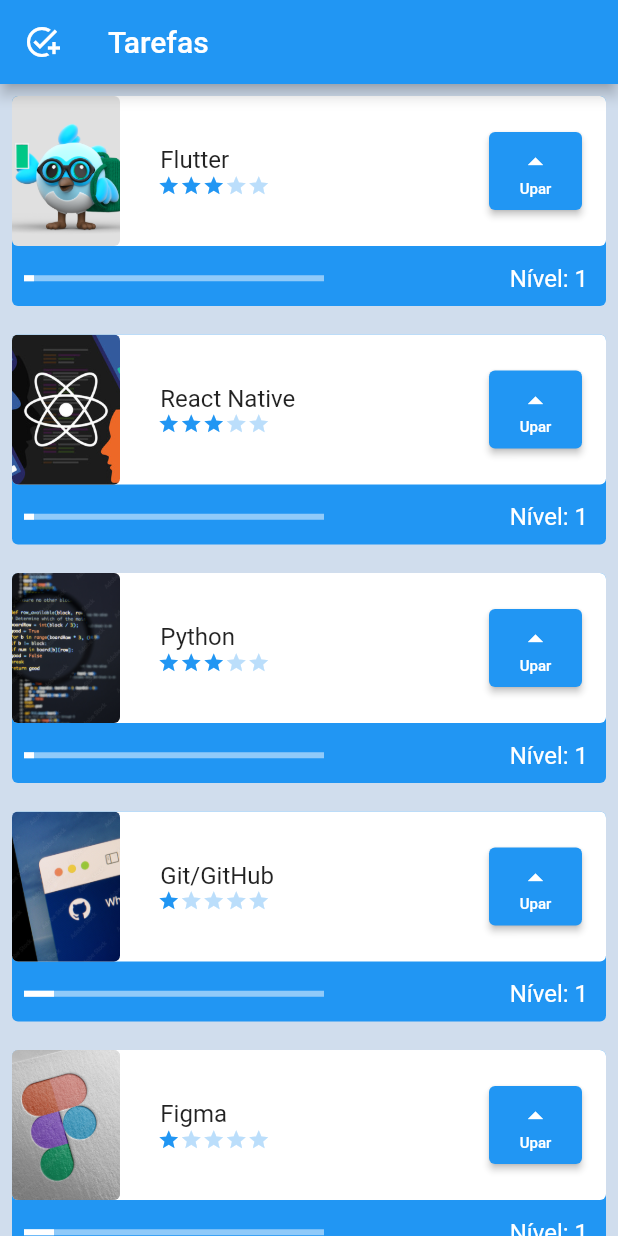
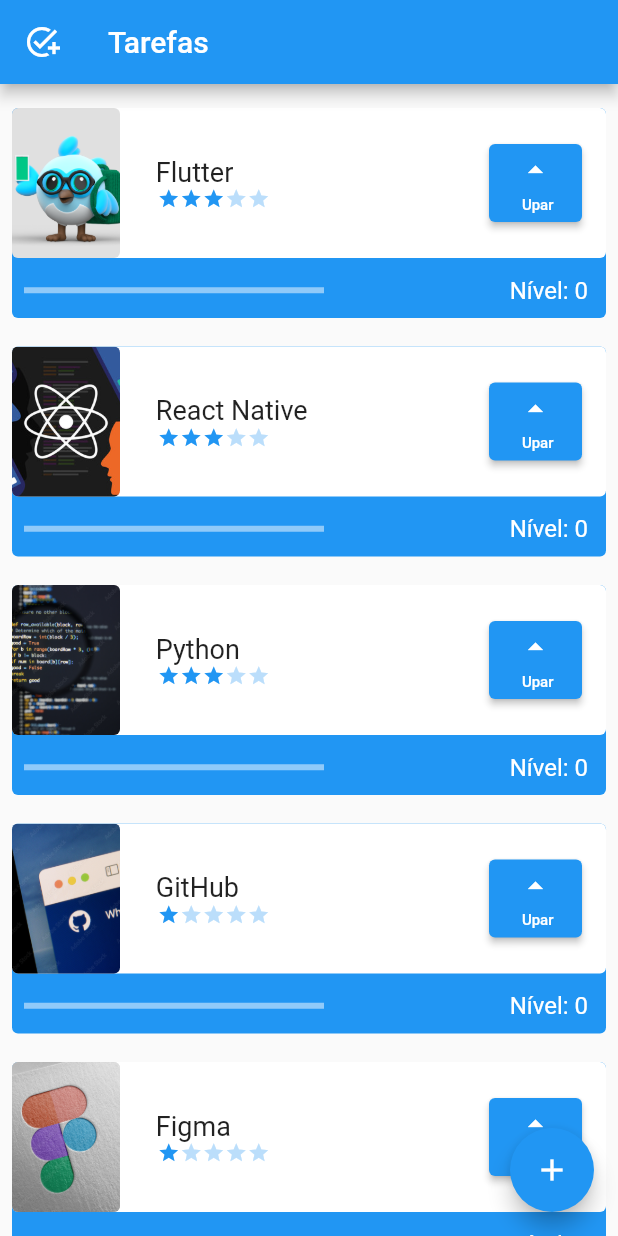
Before and after one commit to isabellapolicema/gerenciador_de_tarefas, a Flutter app: the screen it shows after launch, on a phone screen of 412 x 824 dp. Run offline on Flutter 3.47's test engine with Material 2 defaults, Android fonts, the phone set to English and light mode, and no system bars.

```diff
--- a/lib/components/difficulty.dart
+++ b/lib/components/difficulty.dart
@@ -12,7 +12,7 @@ class Difficulty extends StatelessWidget {
   Widget build(BuildContext context) {
     return Row(
       children: [
-        SizedBox(width: 10,),
+        const SizedBox(width: 10,),
         Icon(
           Icons.star,
           size: 15,
--- a/lib/components/task.dart
+++ b/lib/components/task.dart
@@ -6,26 +6,31 @@ class Tasks extends StatefulWidget {
   final String photo;
   final int difficulty;
 
-
-
-  const Tasks(this.name, this.photo, this.difficulty, {Key? key})
+  Tasks(this.name, this.photo, this.difficulty, {Key? key})
       : super(key: key);
-
+  int level = 0;
 //
   @override
   State<Tasks> createState() => _TasksState();
 }
 
 class _TasksState extends State<Tasks> {
-  int level = 1;
+
   int dificCounter = 0;
 
-  void levelUp(){
-    setState((){
-      level++;
-      if(((level/widget.difficulty)/10)>=1){
+  bool assetOrNetwork() {
+    if (widget.photo.contains('http')) {
+      return false;
+    }
+    return true;
+  }
+
+  void levelUp() {
+    setState(() {
+      widget.level++;
+      if (((widget.level / widget.difficulty) / 10) >= 1) {
         dificCounter++;
-        level = 0;
+        widget.level = 0;
       }
     });
   }
@@ -41,7 +46,6 @@ class _TasksState extends State<Tasks> {
       return Colors.blue;
     }
   }
-
 
   @override
   Widget build(BuildContext context) {
@@ -67,23 +71,30 @@ class _TasksState extends State<Tasks> {
                 height: 100,
                 child: Row(
                   mainAxisAlignment: MainAxisAlignment.spaceBetween,
-                  crossAxisAlignment: CrossAxisAlignment.center,
+                  // crossAxisAlignment: CrossAxisAlignment.center,
                   children: [
                     Container(
                       decoration: BoxDecoration(
                         borderRadius: BorderRadius.circular(4),
                         color: Colors.black12,
                       ),
-                      // width: 72,
-                      // height: 100,
+                       width: 72,
+                       height: 100,
                       child: ClipRRect(
                         borderRadius: BorderRadius.circular(4),
-                        child: Image.asset(
-                          widget.photo,
-                          height: 100,
-                          width: 72,
-                          fit: BoxFit.cover,
-                        ),
+                        child: assetOrNetwork()
+                            ? Image.asset(
+                                widget.photo,
+                                // height: 100,
+                                // width: 72,
+                                fit: BoxFit.cover,
+                              )
+                            : Image.network(
+                                widget.photo,
+                                // height: 100,
+                                // width: 72,
+                                fit: BoxFit.cover,
+                              ),
                       ),
                     ),
                     Column(
@@ -92,13 +103,14 @@ class _TasksState extends State<Tasks> {
                       children: [
                         SizedBox(
                           width: 200,
-                          child: Text(
-                            widget.name,
+                          child: Text('  ${widget.name}',
                             style: const TextStyle(
-                                fontSize: 16, overflow: TextOverflow.ellipsis),
+                                fontSize: 18, overflow: TextOverflow.ellipsis),
                           ),
                         ),
-                        Difficulty(difficultyLevel: widget.difficulty,),
+                        Difficulty(
+                          difficultyLevel: widget.difficulty,
+                        ),
                       ],
                     ),
                     Padding(
@@ -107,10 +119,14 @@ class _TasksState extends State<Tasks> {
                         height: 52,
                         width: 62,
                         child: ElevatedButton(
-                          onPressed: levelUp,
+                          onPressed: (){
+                            setState((){
+                              widget.level++;
+                            });
+                          },
                           child: Column(
-                            mainAxisAlignment: MainAxisAlignment.center,
-                            crossAxisAlignment: CrossAxisAlignment.center,
+                            mainAxisAlignment: MainAxisAlignment.spaceEvenly,
+                            crossAxisAlignment: CrossAxisAlignment.end,
                             children: const [
                               Icon(Icons.arrow_drop_up),
                               Text(
@@ -129,15 +145,13 @@ class _TasksState extends State<Tasks> {
                 mainAxisAlignment: MainAxisAlignment.spaceBetween,
                 children: [
                   Padding(
-                    padding: const EdgeInsets.only(
-                      left: 8,
-                    ),
+                    padding: const EdgeInsets.all(8),
                     child: SizedBox(
                       width: 200,
                       child: LinearProgressIndicator(
                         color: Colors.white,
                         value: (widget.difficulty > 0)
-                            ? ((level/widget.difficulty) / 10)
+                            ? ((widget.level / widget.difficulty) / 10)
                             : 1,
                       ),
                     ),
@@ -145,14 +159,13 @@ class _TasksState extends State<Tasks> {
                   Padding(
                     padding: const EdgeInsets.all(12.0),
                     child: Text(
-                      'Nível: $level',
+                      'Nível: ${widget.level}',
                       style: const TextStyle(color: Colors.white, fontSize: 16),
                     ),
                   ),
                 ],
               )
-                 // : const Text ('Proeficiente!', style: TextStyle(color:Colors.white)),
-
+              // : const Text ('Proeficiente!', style: TextStyle(color:Colors.white)),
             ],
           ),
         ],
--- a/lib/data/task_inherited.dart
+++ b/lib/data/task_inherited.dart
@@ -7,11 +7,11 @@ class TaskInherited extends InheritedWidget {
     required Widget child,
   }) : super(key: key, child: child);
 
-  final List<Tasks> taskList =[Tasks('   Flutter', 'assets/images/flutter.png', 3),
-    Tasks('   React Native', 'assets/images/react.jpg', 3),
-    Tasks('   Python', 'assets/images/python.jpg', 3),
-    Tasks('   Git/GitHub', 'assets/images/git.jpg', 1),
-    Tasks('   Figma','assets/images/figma.jpg',1,),];
+  final List<Tasks> taskList =[Tasks('Flutter', 'assets/images/flutter.png', 3),
+    Tasks('React Native', 'assets/images/react.jpg', 3),
+    Tasks('Python', 'assets/images/python.jpg', 3),
+    Tasks('GitHub', 'assets/images/git.jpg', 1),
+    Tasks('Figma','assets/images/figma.jpg',1,),];
 
   void newTask(String name, String photo, int difficulty){
     taskList.add(Tasks(name, photo, difficulty));
--- a/lib/main.dart
+++ b/lib/main.dart
@@ -1,6 +1,5 @@
 import 'package:flutter/material.dart';
 import 'package:primeiro_projeto_flutter/data/task_inherited.dart';
-import 'package:primeiro_projeto_flutter/screens/form_screen.dart';
 import 'screens/initial_screen.dart';
 
 void main() {
--- a/lib/screens/initial_screen.dart
+++ b/lib/screens/initial_screen.dart
@@ -10,7 +10,6 @@ class InitialScreen extends StatefulWidget {
 }
 
 class _InitialScreenState extends State<InitialScreen> {
-
   @override
   Widget build(BuildContext context) {
     return Scaffold(
@@ -18,23 +17,18 @@ class _InitialScreenState extends State<InitialScreen> {
         title: const Text('Tarefas'),
         leading: const Icon(Icons.add_task),
       ),
-      body: Container(
-        color: const Color.fromARGB(255, 208, 221, 237),
-        child: ListView(
-          children: TaskInherited.of(context).taskList,
-        ),
-        floatingActionButton: FloatingActionButton(
-        onPressed: () {
-          Navigator.push(
-              context,
-              MaterialPageRoute(
-                  builder: (context) => FormScreen(),
-              ),
+      body: ListView(
+        padding: const EdgeInsets.only(top: 8, bottom: 70),
+        children: TaskInherited.of(context).taskList,
+      ),
+      floatingActionButton: FloatingActionButton(
+        onPressed: (){
+          Navigator.push(context, MaterialPageRoute(builder: (contextNew) => FormScreen(taskContext: context,),
+          ),
           );
         },
-        backgroundColor: Colors.blue[100],
         child: const Icon(Icons.add),
-      ),),
+      ),
     );
   }
 }
```
Also changed, not shown: lib/screens/form_screen.dart (+35 -14 lines).
